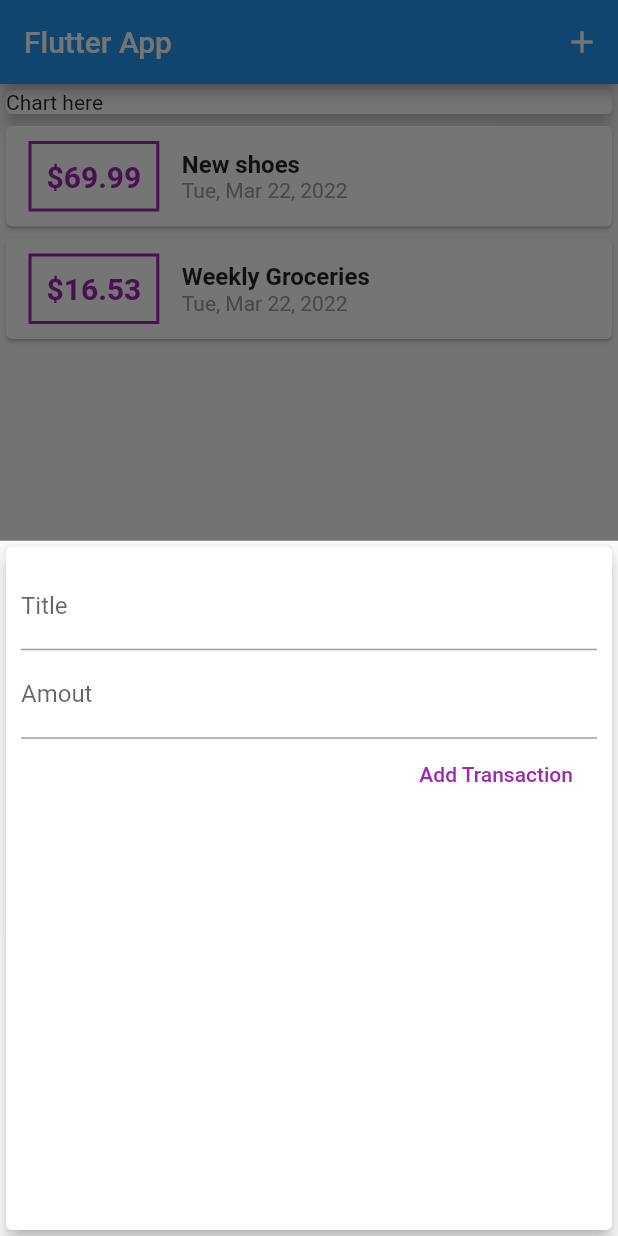
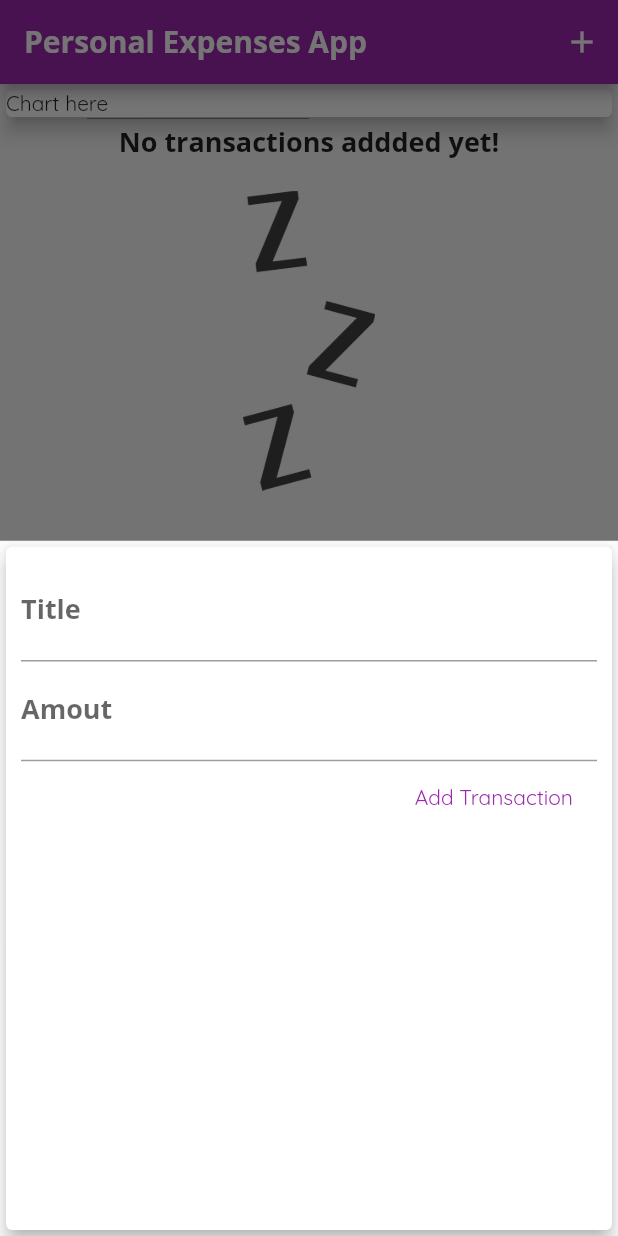
Before and after one commit to hanzosama/PersonalExpenseFlutter, a Flutter app: the screen it shows after launch, after a tap on the "add" icon, on a phone screen of 412 x 824 dp. Run offline on Flutter 3.47's test engine with Material 2 defaults, Android fonts, the phone set to English and light mode, and no system bars.

Commit message:
Adding Fonts and Images

```diff
--- a/lib/main.dart
+++ b/lib/main.dart
@@ -10,8 +10,29 @@ void main() => runApp(MyApp());
 class MyApp extends StatelessWidget {
   @override
   Widget build(BuildContext context) {
+    var appBartitleTextStyle = TextStyle(
+      fontFamily: 'OpenSans',
+      fontSize: 20,
+      fontWeight: FontWeight.bold,
+    );
+    var titleTextStyle = TextStyle(
+      fontFamily: 'OpenSans',
+      fontSize: 18,
+      fontWeight: FontWeight.bold,
+    );
     return MaterialApp(
-      title: 'Flutter App',
+      title: 'Personal Expenses App',
+      theme: ThemeData(
+          primarySwatch: Colors.purple,
+          fontFamily: 'Quicksand',
+          textTheme: TextTheme(
+            titleLarge: titleTextStyle,
+            titleMedium: titleTextStyle,
+            titleSmall: titleTextStyle,
+          ),
+          appBarTheme: AppBarTheme(
+            titleTextStyle: appBartitleTextStyle,
+          )),
       home: MyHomePage(),
     );
   }
@@ -24,7 +45,7 @@ class MyHomePage extends StatefulWidget {
 
 class _MyHomePageState extends State<MyHomePage> {
   final List<Transaction> _userTransactions = [
-    Transaction(
+/*     Transaction(
       id: 't1',
       title: 'New shoes',
       amount: 69.99,
@@ -35,7 +56,7 @@ class _MyHomePageState extends State<MyHomePage> {
       title: 'Weekly Groceries',
       amount: 16.53,
       date: DateTime.now(),
-    )
+    ) */
   ];
 
   void _addNewTransaction(String title, double amount) {
@@ -54,7 +75,9 @@ class _MyHomePageState extends State<MyHomePage> {
   Widget build(BuildContext context) {
     return Scaffold(
       appBar: AppBar(
-        title: Text('Flutter App'),
+        title: Text(
+          'Personal Expenses App',
+        ),
         actions: [
           IconButton(
             icon: Icon(Icons.add),
--- a/lib/widgets/new_transaction.dart
+++ b/lib/widgets/new_transaction.dart
@@ -2,12 +2,19 @@
 
 import 'package:flutter/material.dart';
 
-class NewTransaction extends StatelessWidget {
-  final titleController = TextEditingController();
-  final amoutContoller = TextEditingController();
+class NewTransaction extends StatefulWidget {
   final Function onNewTransaction;
 
   NewTransaction(this.onNewTransaction);
+
+  @override
+  State<NewTransaction> createState() => _NewTransactionState();
+}
+
+class _NewTransactionState extends State<NewTransaction> {
+  final titleController = TextEditingController();
+
+  final amoutContoller = TextEditingController();
 
   @override
   Widget build(BuildContext context) {
@@ -33,7 +40,7 @@ class NewTransaction extends StatelessWidget {
             ),
             FlatButton(
               child: Text('Add Transaction'),
-              textColor: Colors.purple,
+              textColor: Theme.of(context).primaryColor,
               onPressed: submitData,
             )
           ],
@@ -44,10 +51,11 @@ class NewTransaction extends StatelessWidget {
 
   void submitData() {
     final enteredTitle = titleController.text;
-    final enteredAmount = double.parse(amoutContoller.text);
-    if (enteredTitle.isEmpty || enteredAmount <= 0) {
+    final enteredAmount = double.tryParse(amoutContoller.text);
+    if (enteredTitle.isEmpty || enteredAmount == null || enteredAmount <= 0) {
       return;
     }
-    onNewTransaction(enteredTitle, enteredAmount);
+    widget.onNewTransaction(enteredTitle, enteredAmount);
+    Navigator.of(context).pop();
   }
 }
--- a/lib/widgets/transaction_list.dart
+++ b/lib/widgets/transaction_list.dart
@@ -13,7 +13,26 @@ class TransactionList extends StatelessWidget {
   Widget build(BuildContext context) {
     return Container(
       height: 300,
-      child: ListView.builder(
+      child: transactions.isEmpty
+          ? Column(
+              children: [
+                Text(
+                  'No transactions addded yet!',
+                  style: Theme.of(context).textTheme.titleLarge,
+                ),
+                SizedBox(
+                  height: 20,
+                ),
+                Container(
+                  height: 200,
+                  child: Image.asset(
+                    'assets/images/waiting.png',
+                    fit: BoxFit.cover,
+                  ),
+                ),
+              ],
+            )
+          : ListView.builder(
               itemBuilder: (ctx, index) {
                 return Card(
                   child: Row(children: [
@@ -23,14 +42,14 @@ class TransactionList extends StatelessWidget {
                         horizontal: 15,
                       ),
                       decoration: BoxDecoration(
-                    border: Border.all(color: Colors.purple, width: 2)),
+                          border: Border.all(
+                        color: Theme.of(context).primaryColor,
+                        width: 2,
+                      )),
                       padding: EdgeInsets.all(10),
                       child: Text(
                         '\$${transactions[index].amount.toStringAsFixed(2)}',
-                  style: TextStyle(
-                      fontWeight: FontWeight.bold,
-                      fontSize: 20,
-                      color: Colors.purple),
+                        style: Theme.of(context).textTheme.titleMedium,
                       ),
                     ),
                     Column(
@@ -39,8 +58,7 @@ class TransactionList extends StatelessWidget {
                         children: [
                           Text(
                             transactions[index].title,
-                      style:
-                          TextStyle(fontSize: 16, fontWeight: FontWeight.bold),
+                            style: Theme.of(context).textTheme.titleMedium,
                           ),
                           Text(
                             DateFormat()
```
Also changed, not shown: pubspec.yaml (+14 -9 lines), assets/fonts/OpenSans-Bold.ttf (added), assets/fonts/OpenSans-Regular.ttf (added), assets/fonts/Quicksand-Bold.ttf (added), assets/fonts/Quicksand-Regular.ttf (added), assets/images/waiting.png (added). Lines whose indentation alone changed are shown as unchanged.
